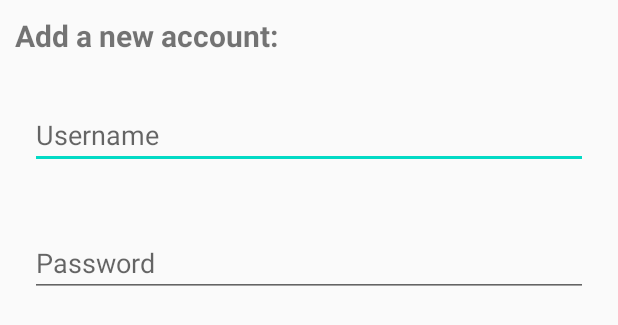
After one commit to ivanhrabcak/PasswordManager, an Android app: the layout add_account_dialog.xml on its own in the app's theme, with its tools: preview values and no code run, on a phone screen of 412 x 824 dp. The commit adds this screen. Shown: the top 325 px of the screen. Run offline under Robolectric (Android 15) with nearby library versions, the phone set to English and light mode, and no system bars.

Commit message:
make the add new account dialog a layout

```diff
--- /dev/null
+++ b/app/src/main/res/layout/add_account_dialog.xml
@@ -0,0 +1,36 @@
+<?xml version="1.0" encoding="utf-8"?>
+<LinearLayout xmlns:android="http://schemas.android.com/apk/res/android"
+    android:orientation="vertical" android:layout_width="match_parent"
+    android:layout_height="match_parent"
+    android:id="@+id/dialog_layout">
+
+    <TextView
+        android:layout_width="wrap_content"
+        android:layout_height="wrap_content"
+        android:text="@string/add_a_new_account"
+        android:layout_margin="10dp"
+        android:textSize="20sp"
+        android:textStyle="bold">
+    </TextView>
+
+    <EditText
+        android:layout_width="match_parent"
+        android:layout_height="wrap_content"
+        android:id="@+id/username_edittext"
+        android:hint="@string/username_input"
+        android:layout_margin="20dp"
+        android:inputType="text">
+    </EditText>
+
+    <EditText
+        android:layout_width="match_parent"
+        android:layout_height="wrap_content"
+        android:id="@+id/password_edittext"
+        android:hint="@string/password_input"
+        android:layout_margin="20dp"
+        android:inputType="text|textPassword">
+    </EditText>
+
+
+
+</LinearLayout>
--- a/app/src/main/res/values/strings.xml
+++ b/app/src/main/res/values/strings.xml
@@ -7,4 +7,5 @@
     <string name="username_input">Username</string>
     <string name="add_dialog_button">Add</string>
     <string name="cancel_dialog_button">Cancel</string>
+    <string name="add_a_new_account">Add a new account:</string>
 </resources>
```
Also changed, not shown: app/src/main/java/com/ivik/passwordmanager/MainActivity.java (+6 -18 lines).
